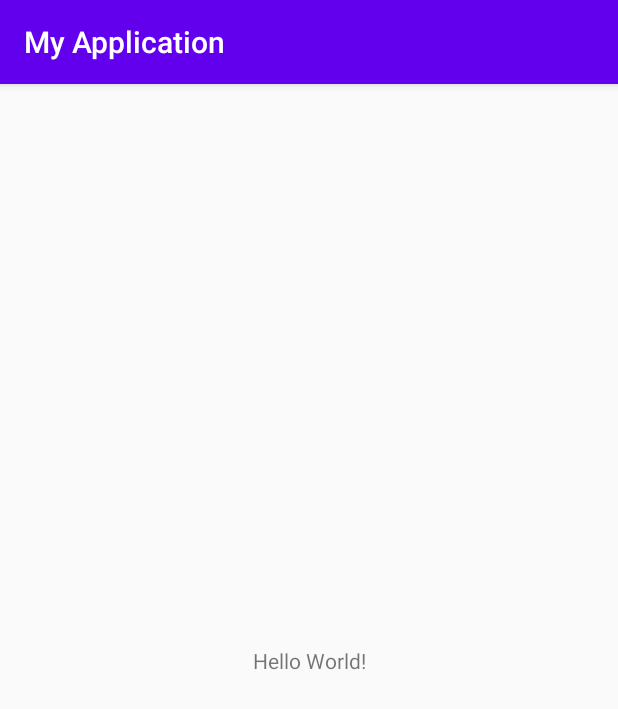
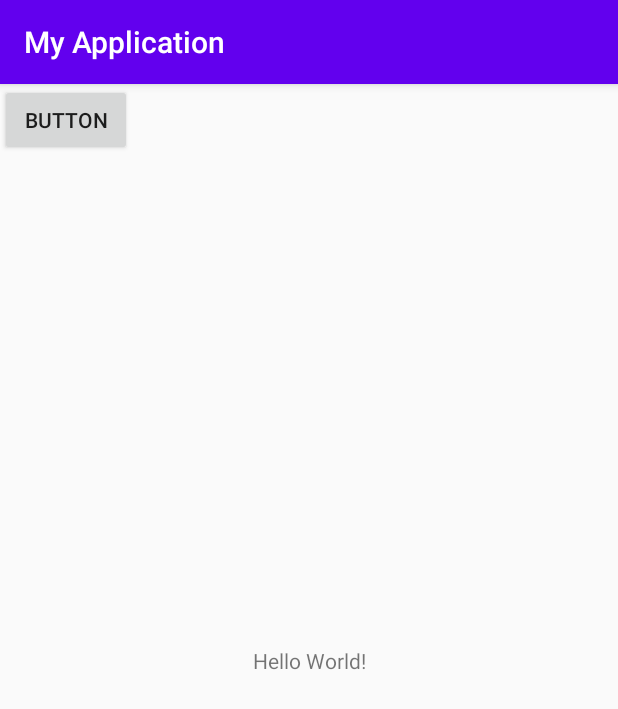
Before and after one commit to Dantes999/App, an Android app: the screen it shows after launch (MainActivity), on a phone screen of 412 x 824 dp. Shown: the top 709 px of the screen. Run offline under Robolectric (Android 15) with nearby library versions, the phone set to English and light mode, and no system bars.

Commit message:
button 1

```diff
--- a/app/src/main/res/layout/activity_main.xml
+++ b/app/src/main/res/layout/activity_main.xml
@@ -15,4 +15,12 @@
         app:layout_constraintRight_toRightOf="parent"
         app:layout_constraintTop_toTopOf="parent" />
 
+    <Button
+        android:id="@+id/button"
+        android:layout_width="wrap_content"
+        android:layout_height="wrap_content"
+        android:text="Button"
+        tools:layout_editor_absoluteX="161dp"
+        tools:layout_editor_absoluteY="493dp" />
+
 </androidx.constraintlayout.widget.ConstraintLayout>
```
